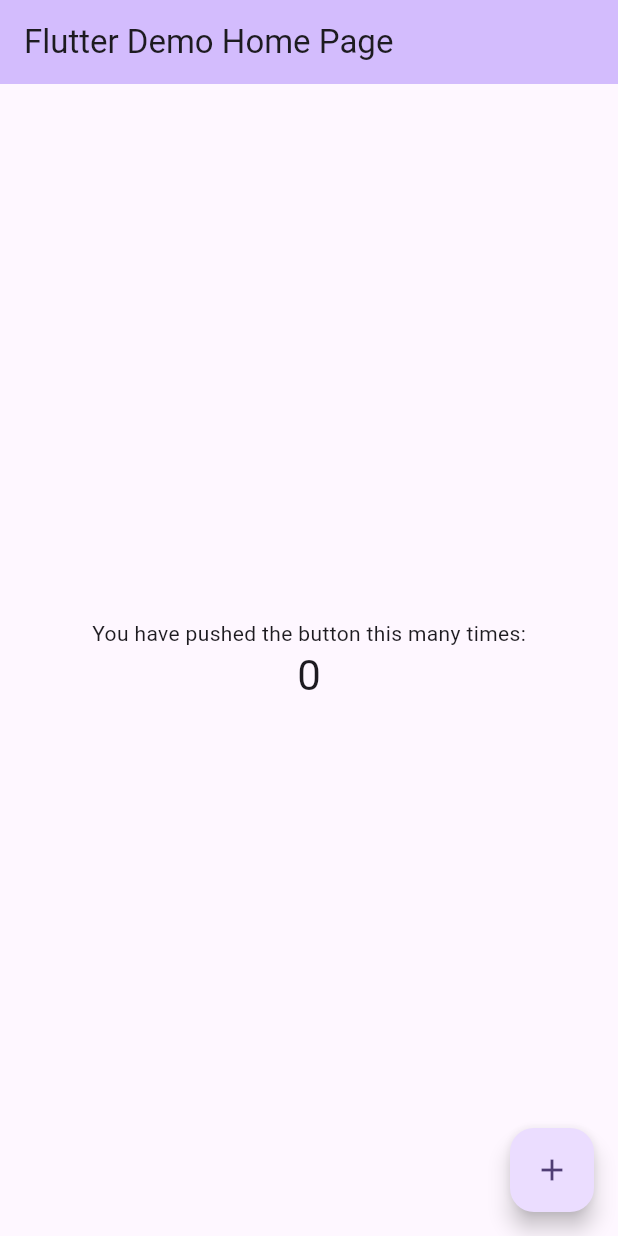
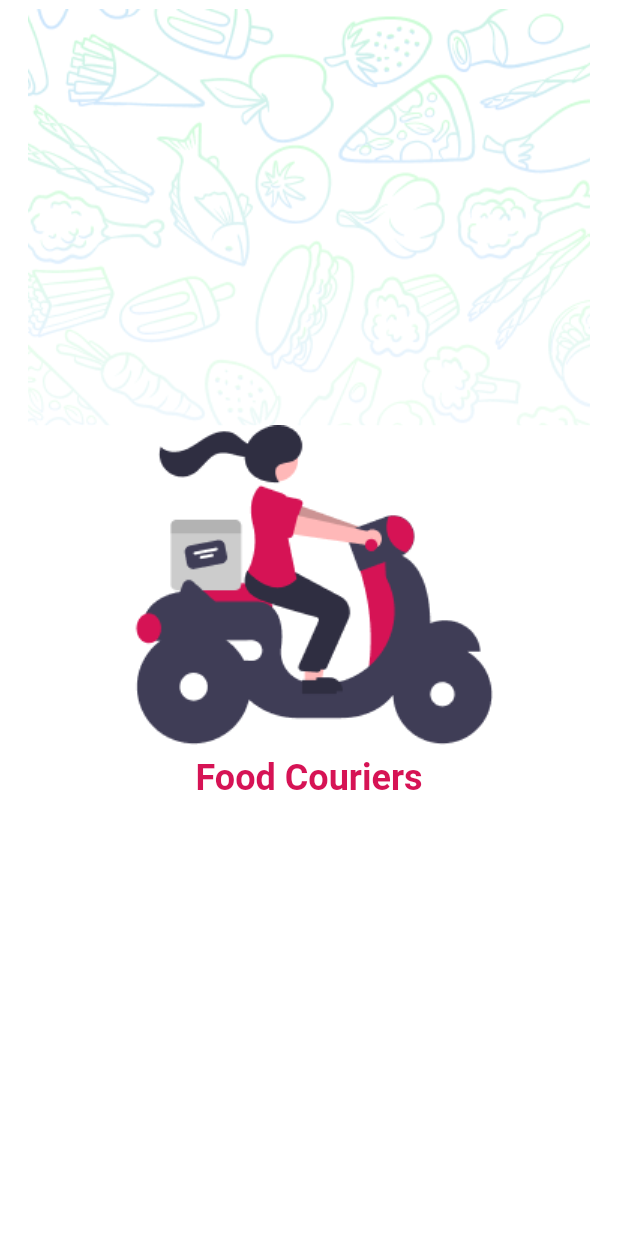
Before and after one commit to Hamza-fullstackdev/Food-order-application, a Flutter app: the first screen one second after launch, on a phone screen of 412 x 824 dp. Run offline on Flutter 3.47's test engine with Material 3 defaults, Android fonts, the phone set to English and light mode, and no system bars; drawn by our look-alikes of animated_text_kit.

Commit message:
Splash screen created

```diff
--- a/frontend/lib/main.dart
+++ b/frontend/lib/main.dart
@@ -1,5 +1,6 @@
 import 'package:flutter/material.dart';
 import 'package:frontend/homeScreen.dart';
+import 'package:frontend/splash_screen.dart';
 
 void main() {
   runApp(const MyApp());
@@ -16,7 +17,7 @@ class MyApp extends StatelessWidget {
 
         colorScheme: ColorScheme.fromSeed(seedColor: Colors.deepPurple),
       ),
-      home:  MyHomePage(title: 'Flutter Demo Home Page'),
+      home:  SplashScreen(),
     );
   }
 }
--- /dev/null
+++ b/frontend/lib/splash_screen.dart
@@ -0,0 +1,59 @@
+import 'package:animated_text_kit/animated_text_kit.dart';
+import 'package:flutter/material.dart';
+import 'package:frontend/homeScreen.dart';
+import 'package:frontend/utils/app_contants.dart';
+
+class SplashScreen extends StatefulWidget{
+  const SplashScreen({super.key});
+
+  @override
+  State<SplashScreen> createState() => _SplashScreenState();
+}
+
+class _SplashScreenState extends State<SplashScreen> with TickerProviderStateMixin{
+  late AnimationController _controller ;
+  @override
+  void initState() {
+    super.initState();
+    _controller = AnimationController(vsync: this,duration: Duration(seconds: 3),animationBehavior: AnimationBehavior.normal);
+    _controller.repeat(reverse: false,min: 1,max: 1);
+
+    Future.delayed(Duration(seconds: 4),(){
+      if(mounted){
+          Navigator.pushReplacement(context, MaterialPageRoute(builder: (_) =>  MyHomePage(title: "Welcome to HomePage")));
+      }
+    });
+
+  }
+  @override
+  Widget build(BuildContext context) {
+    return Container(
+      padding: EdgeInsets.all(16),
+
+      decoration: BoxDecoration(
+      color: AppContants.whiteColor,
+      image: DecorationImage(
+      image: AssetImage("assets/images/bg_image.png"))
+      ),
+      child: Center(
+        child: Column(
+
+          mainAxisAlignment: MainAxisAlignment.center,
+          children: [
+            Container(
+              color: AppContants.whiteColor,
+            child: Image.asset("assets/images/bike_image.png"),
+            ),
+            Padding(
+              padding: const EdgeInsets.all(8.0),
+              child: DefaultTextStyle(style: TextStyle(fontSize: 24,color: AppContants.redColor,fontWeight: FontWeight.bold), child:
+              AnimatedTextKit(animatedTexts: [
+                TyperAnimatedText("Food Couriers"),
+              ]),),
+            )
+          ],
+        ),
+      ),
+    );
+  }
+}
--- /dev/null
+++ b/frontend/lib/utils/app_contants.dart
@@ -0,0 +1,12 @@
+import 'dart:ui';
+
+class AppContants {
+
+  static const greyColor = Color(0xff3B3B3B);
+
+  static const redColor = Color(0xffD61355);
+  static const blackColor = Color(0xff000000);
+  static const offWhiteColor = Color(0xffF6F6F6);
+
+  static const whiteColor = Color(0xffffffff);
+}
--- a/frontend/pubspec.yaml
+++ b/frontend/pubspec.yaml
@@ -34,6 +34,7 @@ dependencies:
   # The following adds the Cupertino Icons font to your application.
   # Use with the CupertinoIcons class for iOS style icons.
   cupertino_icons: ^1.0.8
+  animated_text_kit: ^4.2.3
 
 dev_dependencies:
   flutter_test:
@@ -58,9 +59,8 @@ flutter:
   uses-material-design: true
 
   # To add assets to your application, add an assets section, like this:
-  # assets:
-  #   - images/a_dot_burr.jpeg
-  #   - images/a_dot_ham.jpeg
+  assets:
+    - assets/images/
 
   # An image asset can refer to one or more resolution-specific "variants", see
   # https://flutter.dev/to/resolution-aware-images
```
Also changed, not shown: frontend/lib/utils/text_view.dart (added, +22 -0 lines), frontend/assets/images/bg_image.png (added), frontend/assets/images/bike_image.png (added), frontend/pubspec.lock.
